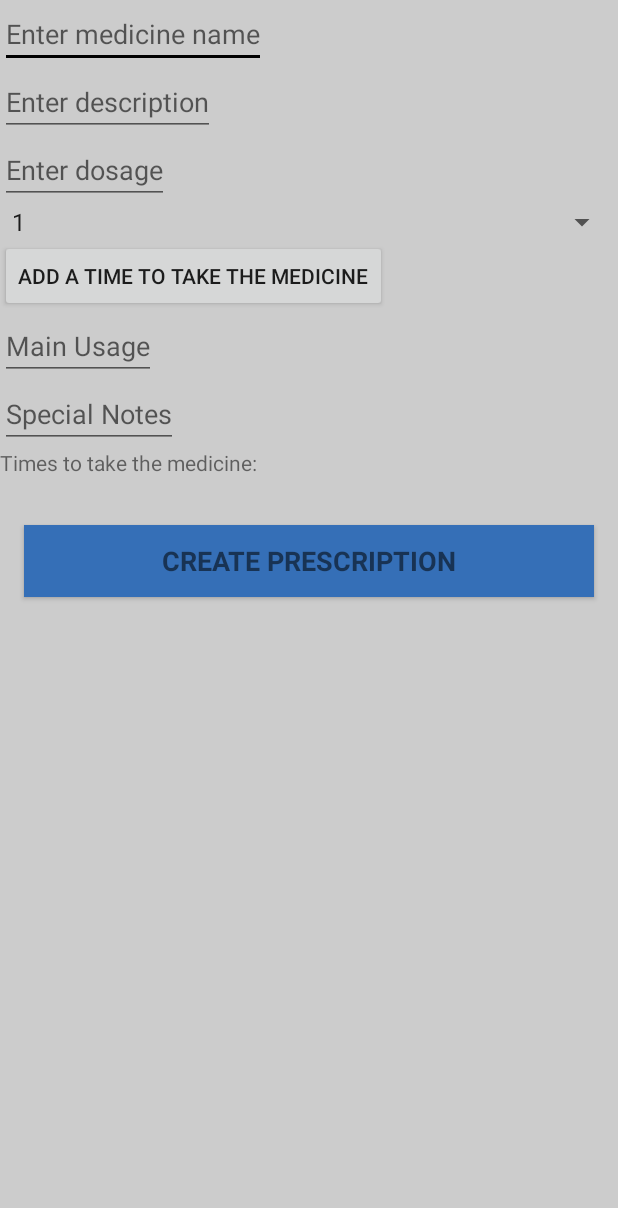
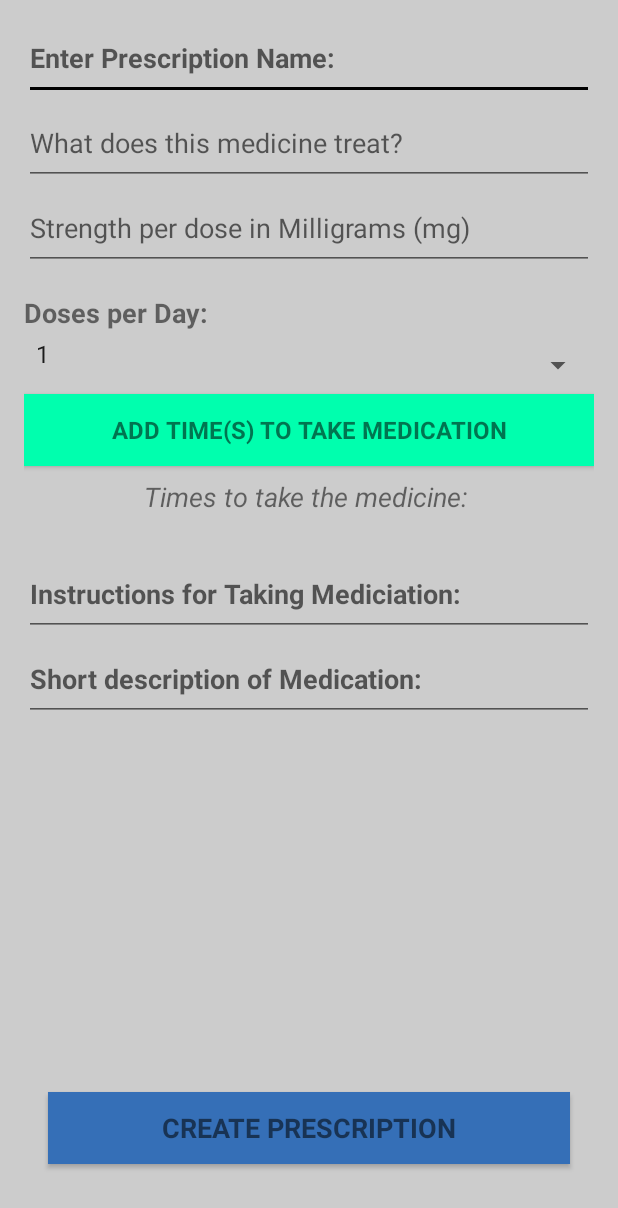
Before and after one commit to bfgardner/cs370androidcode, an Android app: the AddPrescriptionActivity screen opened directly, with no data from a screen before it, on a phone screen of 412 x 824 dp. Shown: the top 1208 px of the screen. Run offline under Robolectric (Android 15) with nearby library versions, the phone set to English and light mode, and no system bars; 1 statement that could not run was skipped.

Commit message:
UI work, add prescription and prescription views

```diff
--- a/app/src/main/res/layout/activity_add_prescription.xml
+++ b/app/src/main/res/layout/activity_add_prescription.xml
@@ -4,79 +4,132 @@
     android:id="@+id/activity_add_prescription"
     android:layout_width="match_parent"
     android:layout_height="match_parent"
-    android:paddingBottom="0dp"
-    android:paddingLeft="0dp"
-    android:paddingRight="0dp"
-    android:paddingTop="0dp"
-    tools:context="io.iaso.iaso.Prescription.AddPrescriptionActivity"
-    android:orientation="vertical">
+    android:orientation="vertical"
+    android:padding="16dp"
+    tools:context="io.iaso.iaso.Prescription.AddPrescriptionActivity">
     <!-- Nick!  Make me pretty!  <3 -->
 
     <EditText
         android:id="@+id/enter_name"
-        android:layout_width="wrap_content"
+        android:layout_width="match_parent"
         android:layout_height="wrap_content"
-        android:hint="Enter medicine name"/>
+        android:hint="Enter Prescription Name:"
+        android:paddingBottom="16dp"
+        android:textStyle="bold" />
+
     <EditText
-        android:id="@+id/enter_descrip"
-        android:layout_width="wrap_content"
+        android:id="@+id/enter_main_usage"
+        android:layout_width="match_parent"
         android:layout_height="wrap_content"
-        android:hint="Enter description"/>
+        android:hint="What does this medicine treat?"
+        android:paddingBottom="16dp"
+        android:paddingTop="16dp" />
+
     <EditText
         android:id="@+id/enter_dosage"
-        android:layout_width="wrap_content"
+        android:layout_width="match_parent"
         android:layout_height="wrap_content"
-        android:hint="Enter dosage"/>
+        android:hint="Strength per dose in Milligrams (mg)"
+        android:paddingBottom="16dp"
+        android:paddingTop="16dp" />
+
+    <TextView
+        android:id="@+id/doses_per_day"
+        android:layout_width="match_parent"
+        android:layout_height="wrap_content"
+        android:paddingBottom="4dp"
+        android:paddingTop="16dp"
+        android:text="Doses per Day:"
+        android:textSize="18sp"
+        android:textStyle="bold" />
 
     <Spinner
         android:id="@+id/dosage_spinner"
         android:layout_width="match_parent"
         android:layout_height="wrap_content"
-        android:prompt="@string/doses_prompt"/> <!-- NEED THIS PROMPT TO ACTUALLY DISPLAY -->
-    <Button
-        android:id="@+id/add_time"
-        android:layout_width="wrap_content"
-        android:layout_height="wrap_content"
-        android:text="Add a time to take the medicine"/>
-
-    <EditText
-        android:id="@+id/enter_main_usage"
-        android:layout_width="wrap_content"
-        android:layout_height="wrap_content"
-        android:hint="Main Usage"/>
-    <EditText
-        android:id="@+id/enter_instructions"
-        android:layout_width="wrap_content"
-        android:layout_height="wrap_content"
-        android:hint="Special Notes"/>
-    <TextView
-        android:id="@+id/times_to_take"
-        android:layout_width="wrap_content"
-        android:layout_height="wrap_content"
-        android:text = "Times to take the medicine: "/>
+        android:paddingBottom="16dp"
+        android:prompt="@string/doses_prompt" /> <!-- NEED THIS PROMPT TO ACTUALLY DISPLAY -->
 
     <TimePicker
         android:id="@+id/dosage_timePicker"
         android:layout_width="wrap_content"
         android:layout_height="wrap_content"
+        android:paddingBottom="8dp"
+        android:paddingTop="8dp"
         android:timePickerMode="clock"
         android:visibility="gone">
 
         <Button
             android:id="@+id/ok_button"
+            style="?android:textAppearanceSmall"
             android:layout_width="wrap_content"
             android:layout_height="wrap_content"
-           android:text="ok" />
+            android:layout_gravity="bottom|left"
+            android:background="@color/colorPrimary"
+            android:text="select"
+            android:textSize="18sp"
+            android:textStyle="bold" />
+
         <Button
             android:id="@+id/cancel_button"
+            style="?android:textAppearanceSmall"
             android:layout_width="wrap_content"
             android:layout_height="wrap_content"
-           android:layout_gravity="bottom"
-           android:text="Cancel"/>
+            android:layout_gravity="bottom|right"
+            android:background="@color/colorBright"
+            android:text="Cancel"
+            android:textSize="18sp"
+            android:textStyle="bold" />
     </TimePicker>
 
+    <Button
+        android:id="@+id/add_time"
+        style="?android:textAppearanceSmall"
+        android:layout_width="match_parent"
+        android:layout_height="wrap_content"
+        android:layout_gravity="center"
+        android:background="@color/colorBright"
+        android:text="Add Time(s) to take Medication"
+        android:textSize="16sp"
+        android:textStyle="bold" />
+
+    <TextView
+        android:id="@+id/times_to_take"
+        android:layout_width="match_parent"
+        android:layout_height="wrap_content"
+        android:paddingBottom="8dp"
+        android:paddingTop="8dp"
+        android:text="Times to take the medicine: "
+        android:textAlignment="center"
+        android:textSize="18sp"
+        android:textStyle="italic" />
+
+    <EditText
+        android:id="@+id/enter_instructions"
+        android:layout_width="match_parent"
+        android:layout_height="wrap_content"
+        android:hint="Instructions for Taking Mediciation:"
+        android:paddingBottom="16dp"
+        android:paddingTop="32dp"
+        android:textStyle="bold" />
+
+    <EditText
+        android:id="@+id/enter_descrip"
+        android:layout_width="match_parent"
+        android:layout_height="wrap_content"
+        android:hint="Short description of Medication:"
+        android:paddingBottom="16dp"
+        android:paddingTop="16dp"
+        android:textStyle="bold" />
 
 
+    <LinearLayout
+        android:layout_width="match_parent"
+        android:layout_height="match_parent"
+        android:layout_gravity="bottom|center"
+        android:layout_weight="1"
+        android:gravity="bottom"
+        android:orientation="horizontal">
 
         <Button
             android:id="@+id/create_button"
@@ -86,10 +139,12 @@
             android:layout_marginLeft="16dp"
             android:layout_marginRight="16dp"
             android:layout_marginTop="32dp"
+            android:layout_weight="1"
             android:background="@color/colorPrimary"
             android:text="Create Prescription"
             android:textSize="18sp"
             android:textStyle="bold" />
+    </LinearLayout>
 
 
 </LinearLayout>
```
Also changed, not shown: app/src/main/res/layout/activity_edit_medicine.xml (+94 -18 lines), app/src/main/res/layout/activity_medicine_detail.xml (+9 -8 lines). Lines whose indentation alone changed are shown as unchanged.
